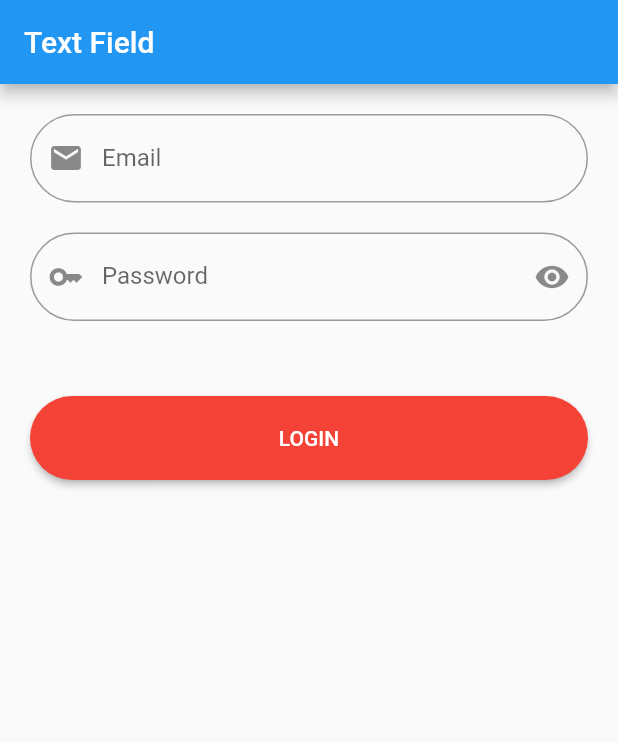
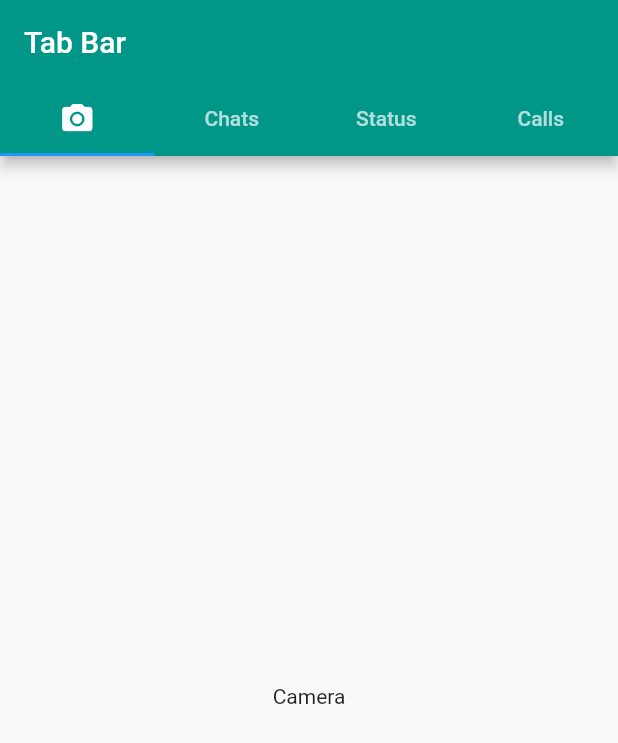
Before and after one commit to AhmadIkbalDjaya/fast_track_flutter_beginner, a Flutter app: the screen it shows after launch, on a phone screen of 412 x 824 dp. Shown: the top 743 px of the screen. Run offline on Flutter 3.47's test engine with Material 2 defaults, Android fonts, the phone set to English and light mode, and no system bars.

Commit message:
29. TabBar

```diff
--- a/lib/main.dart
+++ b/lib/main.dart
@@ -21,80 +21,101 @@ class HomePage extends StatefulWidget {
   State<HomePage> createState() => _HomePageState();
 }
 
-class _HomePageState extends State<HomePage> {
-  bool isHidden = true;
-  final emailController = TextEditingController();
-  final passwordController = TextEditingController();
+class _HomePageState extends State<HomePage>
+    with SingleTickerProviderStateMixin {
+  late TabController tabC = TabController(length: 4, vsync: this);
 
   @override
   Widget build(BuildContext context) {
     return Scaffold(
       appBar: AppBar(
-        title: Text("Text Field"),
+        backgroundColor: Colors.teal,
+        title: Text("Tab Bar"),
+        centerTitle: false,
+        bottom: TabBar(
+          controller: tabC,
+          tabs: [
+            Tab(
+              child: Icon(Icons.camera_alt),
+            ),
+            Tab(
+              text: "Chats",
+            ),
+            Tab(
+              text: "Status",
+            ),
+            Tab(
+              text: "Calls",
+            ),
+          ],
+        ),
       ),
-      body: ListView(
-        padding: EdgeInsets.all(20),
+      body: TabBarView(
+        controller: tabC,
         children: [
-          TextField(
-            controller: emailController,
-            autocorrect: false,
-            keyboardType: TextInputType.emailAddress,
-            textInputAction: TextInputAction.next,
-            decoration: InputDecoration(
-              contentPadding:
-                  EdgeInsets.symmetric(horizontal: 30, vertical: 20),
-              label: Text("Email"),
-              border: OutlineInputBorder(
-                borderRadius: BorderRadius.circular(50),
-              ),
-              prefixIcon: Icon(Icons.email),
-            ),
+          Center(
+            child: Text("Camera"),
           ),
-          SizedBox(height: 20),
-          TextField(
-            controller: passwordController,
-            autocorrect: false,
-            obscureText: isHidden,
-            textInputAction: TextInputAction.done,
-            decoration: InputDecoration(
-              contentPadding:
-                  EdgeInsets.symmetric(horizontal: 30, vertical: 20),
-              // label: Text("Password"),
-              labelText: "Password",
-              border: OutlineInputBorder(
-                borderRadius: BorderRadius.circular(50),
-              ),
-              prefixIcon: Icon(Icons.key),
-              suffixIcon: IconButton(
-                onPressed: () {
-                  setState(() {
-                    isHidden = !isHidden;
-                  });
-                },
-                icon: isHidden
-                    ? Icon(Icons.remove_red_eye)
-                    : Icon(Icons.remove_red_eye_outlined),
-              ),
-            ),
+          Center(
+            child: Text("Chats"),
           ),
-          SizedBox(height: 50),
-          ElevatedButton(
-            onPressed: () {
-              print(
-                  "Login dengan Email: ${emailController.text} dan pass ${passwordController.text}");
-
-            },
-            child: Text("LOGIN"),
-            style: ElevatedButton.styleFrom(
-              backgroundColor: Colors.red,
-              padding: EdgeInsets.symmetric(horizontal: 30, vertical: 20),
-              shape: RoundedRectangleBorder(
-                borderRadius: BorderRadius.circular(50),
-              ),
-            ),
+          Center(
+            child: Text("Status"),
+          ),
+          Center(
+            child: Text("Calls"),
           ),
         ],
       ),
     );
   }
 }
+// class HomePage extends StatelessWidget {
+//   const HomePage({super.key});
+
+//   @override
+//   Widget build(BuildContext context) {
+//     return DefaultTabController(
+//       length: 4,
+//       child: Scaffold(
+//         appBar: AppBar(
+//           backgroundColor: Colors.teal,
+//           title: Text("Tab Bar"),
+//           centerTitle: false,
+//           bottom: TabBar(
+//             tabs: [
+//               Tab(
+//                 child: Icon(Icons.camera_alt),
+//               ),
+//               Tab(
+//                 text: "Chats",
+//               ),
+//               Tab(
+//                 text: "Status",
+//               ),
+//               Tab(
+//                 text: "Calls",
+//               ),
+//             ],
+//           ),
+//         ),
+//         body: TabBarView(
+//           children: [
+//             Center(
+//               child: Text("Camera"),
+//             ),
+//             Center(
+//               child: Text("Chats"),
+//             ),
+//             Center(
+//               child: Text("Status"),
+//             ),
+//             Center(
+//               child: Text("Calls"),
+//             ),
+//           ],
+//         ),
+//       ),
+//     );
+//   }
+// }
```
